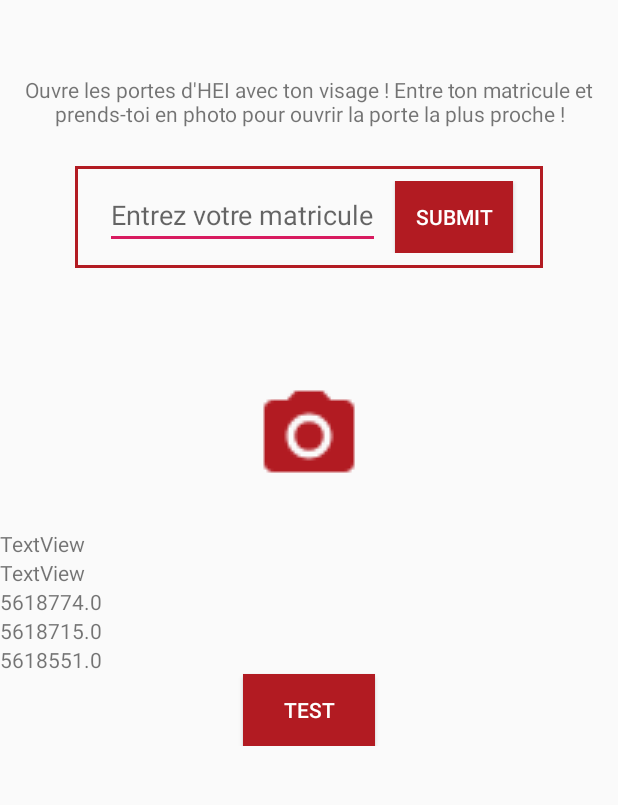
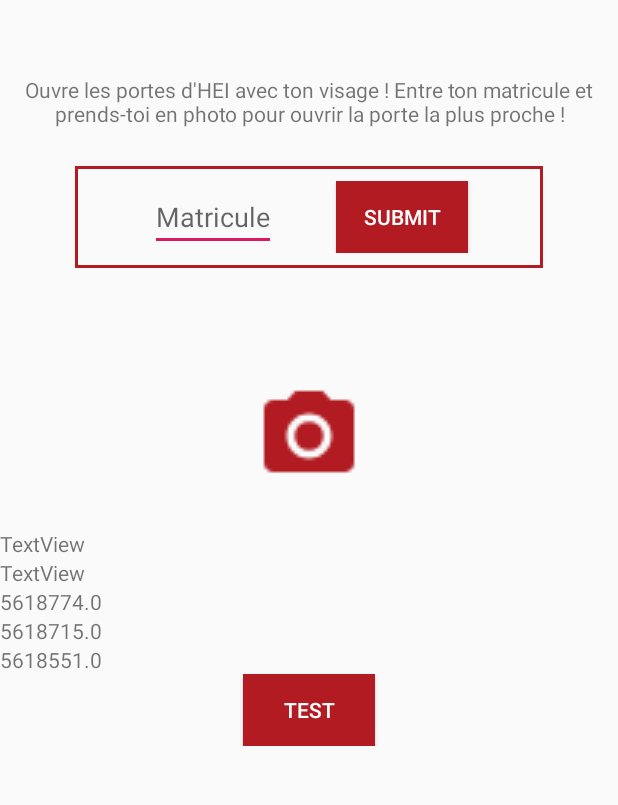
Before and after one commit to GauthierHEI/ProjetFaceRecognition, an Android app: the MainActivity screen opened directly, with no data from a screen before it, on a phone screen of 412 x 824 dp, the part 352-1157 px from its top. Run offline under Robolectric (Android 15) with nearby library versions, the light colour scheme and no system bars.

Commit message:
main_activity text and button alignment

```diff
--- a/app/src/main/res/layout/activity_main.xml
+++ b/app/src/main/res/layout/activity_main.xml
@@ -42,23 +42,20 @@
             android:layout_marginRight="50dp"
             android:layout_marginBottom="100dp"
             android:background="@drawable/border"
-            android:orientation="horizontal">
+            android:orientation="horizontal"
+            android:gravity="center">
 
             <EditText
                 android:id="@+id/MatriculeText"
                 android:layout_width="wrap_content"
                 android:layout_height="wrap_content"
-                android:layout_alignParentLeft="true"
-                android:layout_marginLeft="10dp"
+                android:layout_marginRight="40dp"
                 android:hint="@string/hint" />
 
             <Button
                 android:id="@+id/submit"
                 android:layout_width="wrap_content"
                 android:layout_height="wrap_content"
-                android:layout_alignParentRight="true"
-                android:layout_marginLeft="10dp"
-                android:layout_marginRight="10dp"
                 android:background="#b21b22"
                 android:text="Submit"
                 android:textColor="@android:color/white" />
--- a/app/src/main/res/values/strings.xml
+++ b/app/src/main/res/values/strings.xml
@@ -1,5 +1,5 @@
 <resources>
     <string name="app_name">HEI Unlock</string>
     <string name="description">Ouvre les portes d\'HEI avec ton visage ! Entre ton matricule et prends-toi en photo pour ouvrir la porte la plus proche !</string>
-    <string name="hint">Entrez votre matricule</string>
+    <string name="hint">Matricule</string>
 </resources>
```
